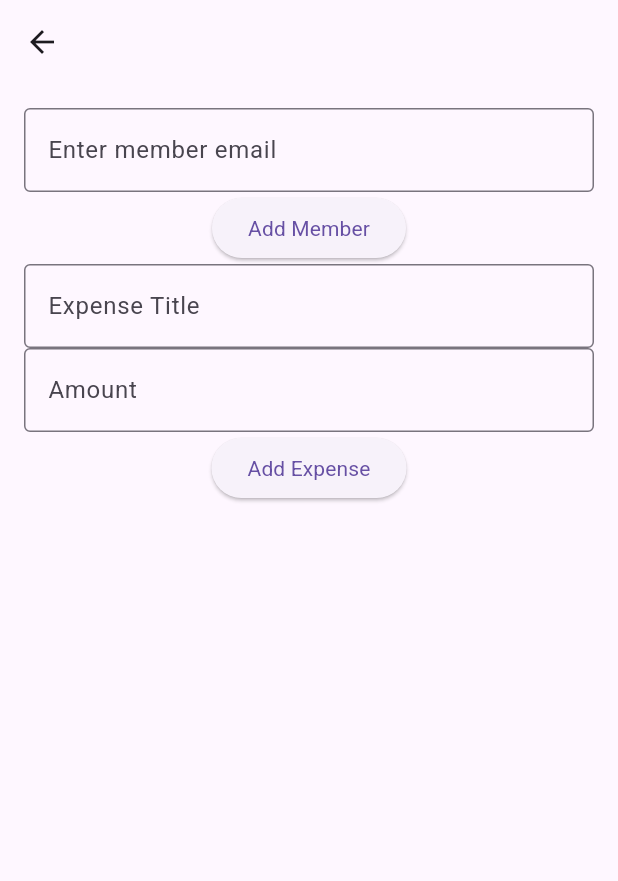
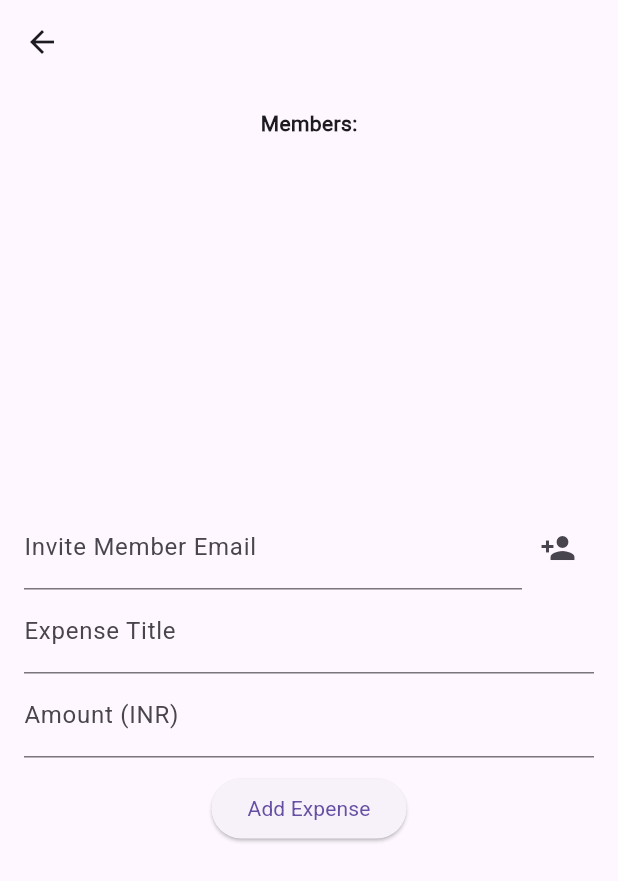
Before and after one commit to SanghaviPrachi/expensemanager2025_2, a Flutter app: the GroupDetailScreen screen opened directly with empty values, after a tap on "Add Expense", on a phone screen of 412 x 824 dp. Shown: the top 881 px of the screen. Run offline on Flutter 3.47's test engine with Material 3 defaults, Android fonts, the light colour scheme and no system bars; our stand-ins replace cloud_firestore, firebase_auth, firebase_core, fl_chart, pdf, share_plus; accounts and stored records are empty; network calls fail.

Commit message:
adding members

```diff
--- a/lib/screens/split_expense_screen.dart
+++ b/lib/screens/split_expense_screen.dart
@@ -9,94 +9,65 @@ class SplitExpenseScreen extends StatefulWidget {
 
 class _SplitExpenseScreenState extends State<SplitExpenseScreen> {
   final TextEditingController _groupNameController = TextEditingController();
-  List<Map<String, dynamic>> groups = [];
 
-  @override
-  void initState() {
-    super.initState();
-    _loadGroups();
-  }
-
-  void _loadGroups() async {
-    String userId = FirebaseAuth.instance.currentUser!.uid;
-    FirebaseFirestore.instance
-        .collection('groups')
-        .where('members', arrayContains: userId)
-        .snapshots()
-        .listen((snapshot) {
-      setState(() {
-        groups = snapshot.docs.map((doc) {
-          Map<String, dynamic> data = doc.data();
-          data['id'] = doc.id;
-          return data;
-        }).toList();
-      });
-    });
-  }
-
-  void _addGroup() async {
-    if (_groupNameController.text.trim().isEmpty) return;
-    String userId = FirebaseAuth.instance.currentUser!.uid;
-    await FirebaseFirestore.instance.collection('groups').add({
-      'name': _groupNameController.text.trim(),
-      'members': [userId],
-      'expenses': []
+  void _addGroup() {
+    if (_groupNameController.text.isNotEmpty) {
+      FirebaseFirestore.instance.collection('groups').add({
+        'name': _groupNameController.text,
+        'members': [],
       });
       _groupNameController.clear();
+    }
   }
 
   @override
   Widget build(BuildContext context) {
     return Scaffold(
-      appBar: AppBar(title: Text('Split Expenses')),
-      body: Column(
+      appBar: AppBar(
+        title: Text('Split Expense', style: TextStyle(fontWeight: FontWeight.bold)),
+      ),
+      body: Padding(
+        padding: const EdgeInsets.all(16.0),
+        child: Column(
           children: [
-          Padding(
-            padding: EdgeInsets.all(16.0),
-            child: Row(
-              children: [
-                Expanded(
-                  child: TextField(
+            TextField(
               controller: _groupNameController,
               decoration: InputDecoration(
                 labelText: 'Group Name',
-                      border: OutlineInputBorder(),
+                suffixIcon: IconButton(
+                  icon: Icon(Icons.add),
+                  onPressed: _addGroup,
                 ),
               ),
             ),
-                SizedBox(width: 10),
-                ElevatedButton(
-                  onPressed: _addGroup,
-                  child: Text('Add Group'),
-                ),
-              ],
-            ),
-          ),
+            SizedBox(height: 10),
             Expanded(
-            child: ListView.builder(
-              itemCount: groups.length,
-              itemBuilder: (context, index) {
-                var group = groups[index];
+              child: StreamBuilder(
+                stream: FirebaseFirestore.instance.collection('groups').snapshots(),
+                builder: (context, AsyncSnapshot<QuerySnapshot> snapshot) {
+                  if (!snapshot.hasData) return Center(child: CircularProgressIndicator());
+                  return ListView(
+                    children: snapshot.data!.docs.map((doc) {
                       return Card(
                         shape: RoundedRectangleBorder(borderRadius: BorderRadius.circular(10)),
-                  elevation: 3,
                         child: ListTile(
-                    title: Center(
-                        child: Text(group['name'], style: TextStyle(fontWeight: FontWeight.bold))
-                    ),
+                          title: Text(doc['name'], style: TextStyle(fontWeight: FontWeight.bold)),
                           trailing: Icon(Icons.arrow_forward_ios),
                           onTap: () => Navigator.push(
                             context,
                             MaterialPageRoute(
-                        builder: (context) => GroupDetailScreen(groupId: group['id'], groupName: group['name']),
+                              builder: (context) => GroupDetailScreen(groupId: doc.id, groupName: doc['name']),
                             ),
                           ),
                         ),
+                      );
+                    }).toList(),
                   );
                 },
               ),
             ),
           ],
+        ),
       ),
     );
   }
@@ -116,55 +87,47 @@ class _GroupDetailScreenState extends State<GroupDetailScreen> {
   final TextEditingController _memberEmailController = TextEditingController();
   final TextEditingController _expenseTitleController = TextEditingController();
   final TextEditingController _expenseAmountController = TextEditingController();
-  List<String> members = [];
-  List<Map<String, dynamic>> expenses = [];
+  List<dynamic> members = [];
 
   @override
   void initState() {
     super.initState();
-    _loadGroupDetails();
-  }
-
-  void _loadGroupDetails() {
-    FirebaseFirestore.instance.collection('groups').doc(widget.groupId).snapshots().listen((snapshot) {
-      if (snapshot.exists) {
-        Map<String, dynamic>? data = snapshot.data();
+    FirebaseFirestore.instance.collection('groups').doc(widget.groupId).snapshots().listen((doc) {
       setState(() {
-          members = List<String>.from(data?['members'] ?? []);
-          expenses = List<Map<String, dynamic>>.from(data?['expenses'] ?? []);
+        members = doc['members'] ?? [];
       });
-      }
     });
   }
 
-  void _addMember() async {
-    String email = _memberEmailController.text.trim();
-    if (email.isEmpty) return;
-    var userSnapshot = await FirebaseFirestore.instance.collection('users').where('email', isEqualTo: email).get();
-    if (userSnapshot.docs.isNotEmpty) {
-      String memberId = userSnapshot.docs.first.id;
-      await FirebaseFirestore.instance.collection('groups').doc(widget.groupId).update({
-        'members': FieldValue.arrayUnion([memberId])
+  void _inviteMember() {
+    if (_memberEmailController.text.isNotEmpty) {
+      FirebaseFirestore.instance.collection('groups').doc(widget.groupId).update({
+        'members': FieldValue.arrayUnion([_memberEmailController.text]),
       });
+      FirebaseFirestore.instance.collection('users').doc(_memberEmailController.text).update({
+        'groups': FieldValue.arrayUnion([widget.groupId])
+      });
+      _sendEmailInvitation(_memberEmailController.text);
       _memberEmailController.clear();
     }
   }
 
-  void _addExpense() async {
-    double? amount = double.tryParse(_expenseAmountController.text.trim());
-    if (amount == null || amount <= 0 || _expenseTitleController.text.trim().isEmpty || members.isEmpty) return;
-    double splitAmount = amount / members.length;
-    List<Map<String, dynamic>> newExpenses = members.map((member) => {
-      'title': _expenseTitleController.text.trim(),
-      'amount': splitAmount,
-      'payer': FirebaseAuth.instance.currentUser!.email,
-      'member': member
-    }).toList();
-    await FirebaseFirestore.instance.collection('groups').doc(widget.groupId).update({
-      'expenses': FieldValue.arrayUnion(newExpenses)
+  void _sendEmailInvitation(String email) {
+    // Implement email sending logic
+    print('Sending invitation to $email');
+  }
+
+  void _addExpense() {
+    if (_expenseTitleController.text.isNotEmpty && _expenseAmountController.text.isNotEmpty) {
+      FirebaseFirestore.instance.collection('groups').doc(widget.groupId).collection('expenses').add({
+        'title': _expenseTitleController.text,
+        'amount': double.parse(_expenseAmountController.text),
+        'currency': 'INR',
+        'splitAmong': members,
       });
       _expenseTitleController.clear();
       _expenseAmountController.clear();
+    }
   }
 
   @override
@@ -172,32 +135,62 @@ class _GroupDetailScreenState extends State<GroupDetailScreen> {
     return Scaffold(
       appBar: AppBar(title: Text(widget.groupName)),
       body: Padding(
-        padding: EdgeInsets.all(16.0),
+        padding: const EdgeInsets.all(16.0),
         child: Column(
           children: [
-            TextField(
+            Text('Members:', style: TextStyle(fontWeight: FontWeight.bold)),
+            Expanded(
+              child: ListView.builder(
+                shrinkWrap: true,
+                itemCount: members.length,
+                itemBuilder: (context, index) {
+                  return ListTile(
+                    title: Text(members[index]),
+                  );
+                },
+              ),
+            ),
+            Row(
+              children: [
+                Expanded(
+                  child: TextField(
                     controller: _memberEmailController,
-              decoration: InputDecoration(labelText: 'Enter member email', border: OutlineInputBorder()),
+                    decoration: InputDecoration(labelText: 'Invite Member Email'),
                   ),
-            ElevatedButton(onPressed: _addMember, child: Text('Add Member')),
+                ),
+                IconButton(
+                  icon: Icon(Icons.person_add),
+                  onPressed: _inviteMember,
+                ),
+              ],
+            ),
             TextField(
               controller: _expenseTitleController,
-              decoration: InputDecoration(labelText: 'Expense Title', border: OutlineInputBorder()),
+              decoration: InputDecoration(labelText: 'Expense Title'),
             ),
             TextField(
               controller: _expenseAmountController,
-              decoration: InputDecoration(labelText: 'Amount', border: OutlineInputBorder()),
               keyboardType: TextInputType.number,
+              decoration: InputDecoration(labelText: 'Amount (INR)'),
             ),
-            ElevatedButton(onPressed: _addExpense, child: Text('Add Expense')),
+            SizedBox(height: 10),
+            ElevatedButton(
+              onPressed: _addExpense,
+              child: Text('Add Expense'),
+            ),
             Expanded(
-              child: ListView.builder(
-                itemCount: expenses.length,
-                itemBuilder: (context, index) {
-                  var expense = expenses[index];
+              child: StreamBuilder(
+                stream: FirebaseFirestore.instance.collection('groups').doc(widget.groupId).collection('expenses').snapshots(),
+                builder: (context, AsyncSnapshot<QuerySnapshot> snapshot) {
+                  if (!snapshot.hasData) return Center(child: CircularProgressIndicator());
+                  return ListView(
+                    shrinkWrap: true,
+                    children: snapshot.data!.docs.map((doc) {
                       return ListTile(
-                    title: Text(expense['title'], style: TextStyle(fontWeight: FontWeight.bold)),
-                    subtitle: Text('Amount: ₹${expense['amount']} - Paid by ${expense['payer']}'),
+                        title: Text(doc['title']),
+                        subtitle: Text('Amount: ₹${doc['amount']} INR'),
+                      );
+                    }).toList(),
                   );
                 },
               ),
```
Lines whose indentation alone changed are shown as unchanged.
